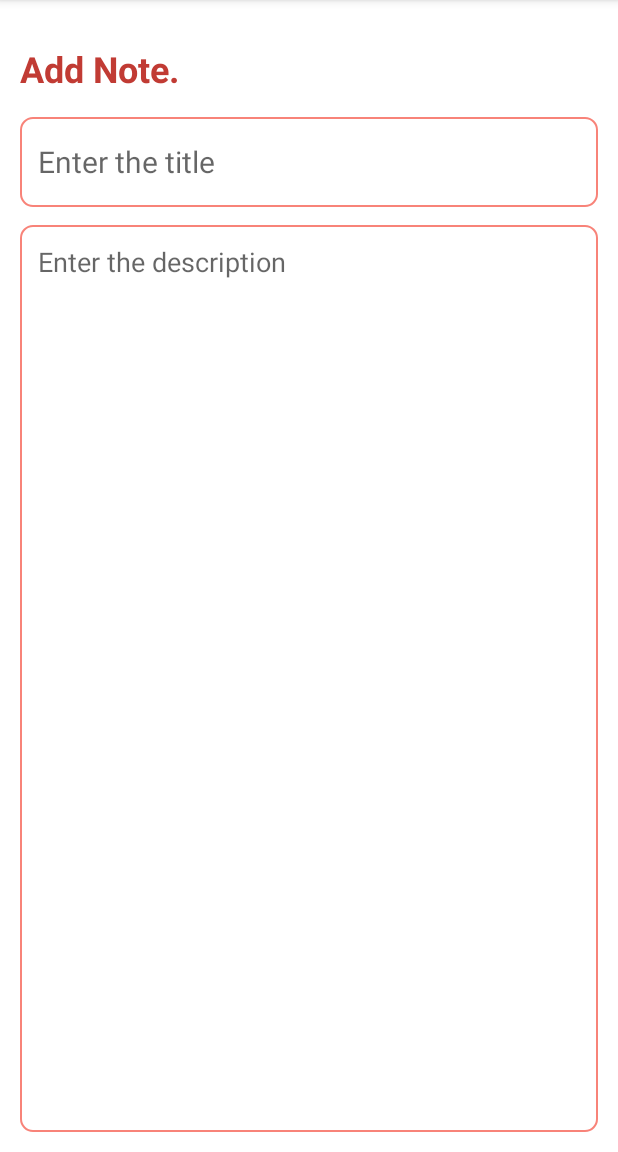
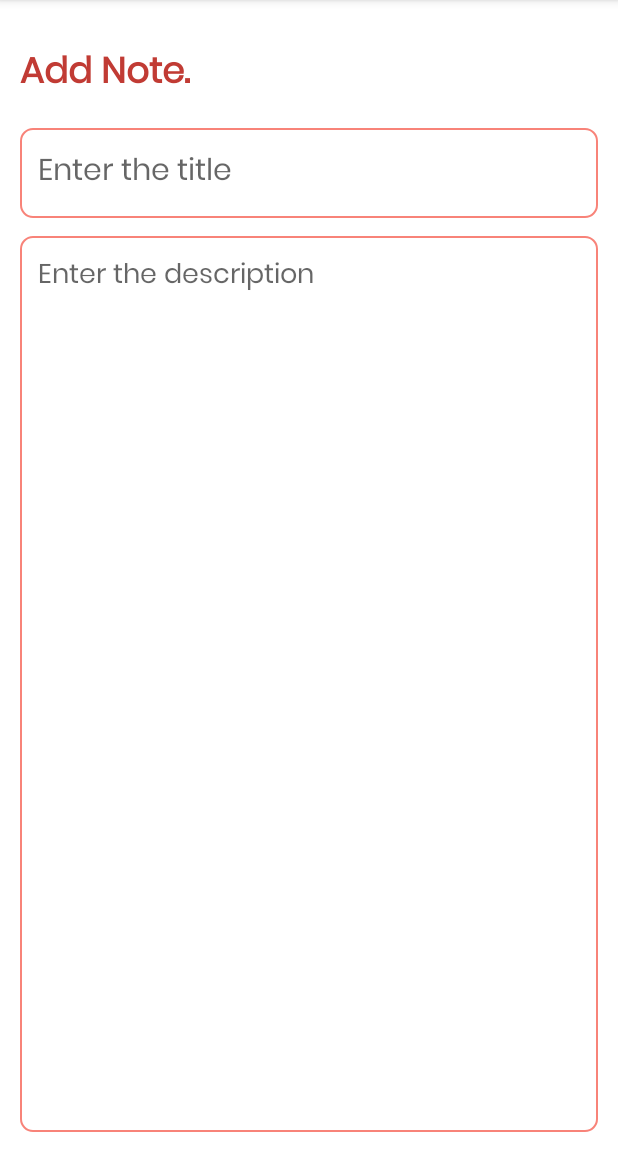
Before and after one commit to Harshamal-Masinghe/MiniNotes, an Android app: the AddNoteFragment screen opened through its navigation route, on a phone screen of 412 x 824 dp, the part 84-1236 px from its top. Run offline under Robolectric (Android 15) with nearby library versions, the light colour scheme and no system bars; our stand-ins replace Room's generated code, data binding.

Commit message:
bug fixed

```diff
--- a/app/src/main/java/com/mininotes/adapter/NoteAdapter.kt
+++ b/app/src/main/java/com/mininotes/adapter/NoteAdapter.kt
@@ -8,6 +8,7 @@ import androidx.recyclerview.widget.DiffUtil
 import androidx.recyclerview.widget.RecyclerView
 import com.mininotes.databinding.NoteLayoutBinding
 import com.mininotes.model.Note
+import com.mininotes.fragments.HomeFragmentDirections
 
 class NoteAdapter : RecyclerView.Adapter<NoteAdapter.NoteViewHolder>(){
     class NoteViewHolder(val itemBinding: NoteLayoutBinding) : RecyclerView.ViewHolder(itemBinding.root)
@@ -38,10 +39,10 @@ class NoteAdapter : RecyclerView.Adapter<NoteAdapter.NoteViewHolder>(){
         holder.itemBinding.noteTitle.text = currentNote.noteTitle
         holder.itemBinding.noteDesc.text = currentNote.noteDesc
 
-//        holder.itemView.setOnClickListener {
-//            val direction = HomeFragmentDirections.actionHomeFragmentToEditNoteFragment(currentNote)
-//            it.findNavController().navigate(direction)
-//        }
+        holder.itemView.setOnClickListener {
+            val direction = HomeFragmentDirections.actionHomeFragmentToEditNoteFragment(currentNote)
+            it.findNavController().navigate(direction)
+        }
 
     }
 }
--- a/app/src/main/res/font/poppins.xml
+++ /dev/null
@@ -1,4 +0,0 @@
-<?xml version="1.0" encoding="utf-8"?>
-<font-family xmlns:android="http://schemas.android.com/apk/res/android">
-
-</font-family>
--- a/app/src/main/res/layout/fragment_add_note.xml
+++ b/app/src/main/res/layout/fragment_add_note.xml
@@ -19,9 +19,9 @@
             android:layout_marginTop="16dp"
             android:fontFamily="@font/poppins"
             android:text="Add Note."
-            android:textStyle="bold"
             android:textColor="@color/red"
-            android:textSize="24sp" />
+            android:textSize="24sp"
+            android:textStyle="bold" />
 
         <EditText
             android:id="@+id/addNoteTitle"
```
Also changed, not shown: app/src/main/res/font/poppins.ttf (added).
